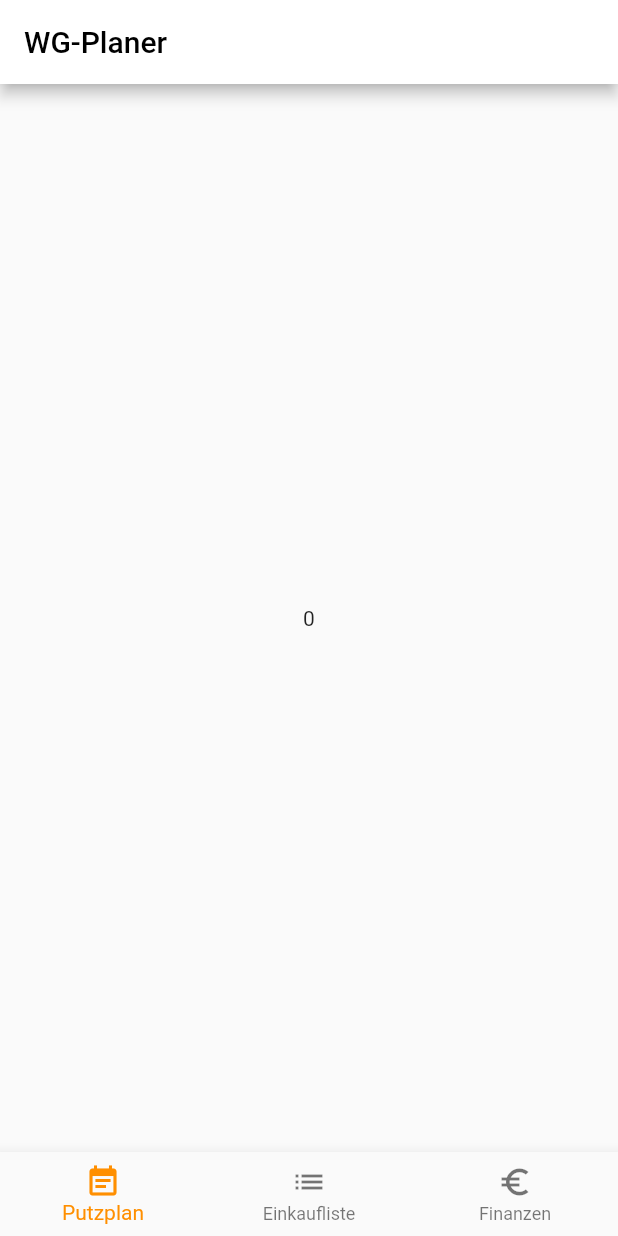
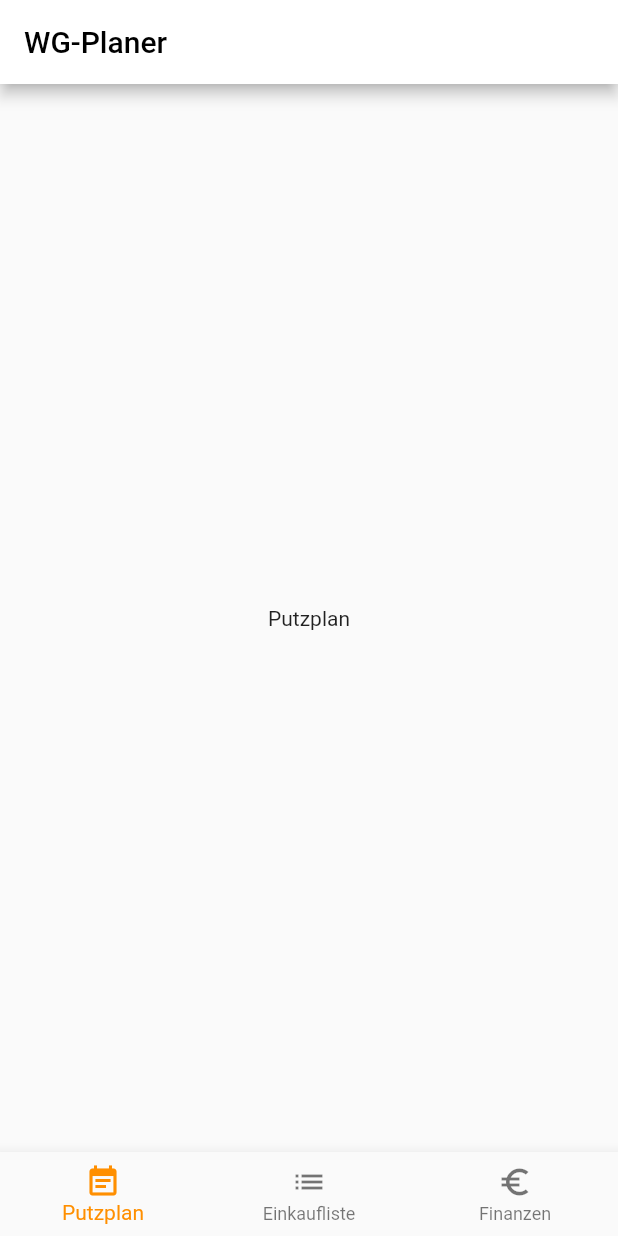
Before and after one commit to RobertWade/wg-app, a Flutter app: the screen it shows after launch, on a phone screen of 412 x 824 dp. Run offline on Flutter 3.47's test engine with Material 2 defaults, Android fonts, the phone set to English and light mode, and no system bars.

Commit message:
Added route detection

```diff
--- a/lib/main.dart
+++ b/lib/main.dart
@@ -40,9 +40,18 @@ class MyHomePage extends StatefulWidget {
 
 class _MyHomePageState extends State<MyHomePage> {
   int _selectedIndex = 0;
+  String _myText = 'Putzplan';
   void _onItemTapped(int index) {
     setState(() {
       _selectedIndex = index;
+
+      if (index == 0) {
+        _myText = 'Putzplan';
+      } else if (index == 1) {
+        _myText = 'Einkaufslist';
+      } else {
+        _myText = 'Finanzen';
+      }
     });
   }
 
@@ -82,7 +91,7 @@ class _MyHomePageState extends State<MyHomePage> {
         // in the middle of the parent.
         child: Column(
           mainAxisAlignment: MainAxisAlignment.center,
-          children: <Widget>[Text('$_selectedIndex')],
+          children: <Widget>[Text(_myText)],
         ),
       ),
     );
```
